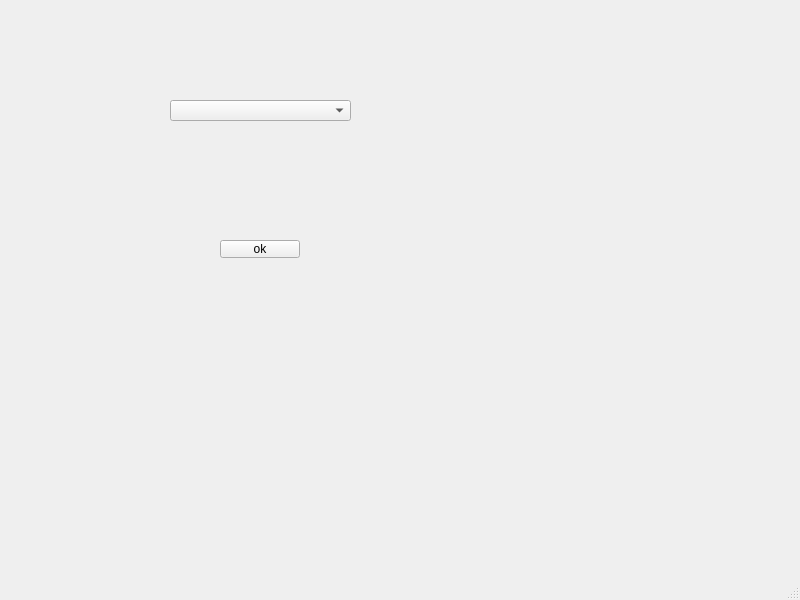
First picture: the form in GUI/CPU/mainwindow.ui, repository Jovany-20/CPU-Scheduler, before the edit.
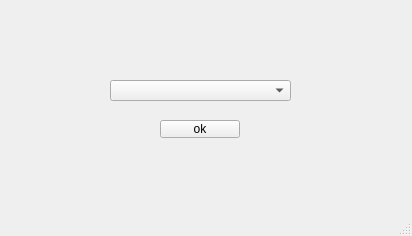
Second picture: the form after the edit.

```diff
--- a/GUI/CPU/mainwindow.ui
+++ b/GUI/CPU/mainwindow.ui
@@ -6,8 +6,8 @@
    <rect>
     <x>0</x>
     <y>0</y>
-    <width>800</width>
-    <height>600</height>
+    <width>412</width>
+    <height>236</height>
    </rect>
   </property>
   <property name="windowTitle">
@@ -17,8 +17,8 @@
    <widget class="QComboBox" name="comboBox">
     <property name="geometry">
      <rect>
-      <x>170</x>
-      <y>100</y>
+      <x>110</x>
+      <y>80</y>
       <width>181</width>
       <height>21</height>
      </rect>
@@ -27,8 +27,8 @@
    <widget class="QPushButton" name="pushButton">
     <property name="geometry">
      <rect>
-      <x>220</x>
-      <y>240</y>
+      <x>160</x>
+      <y>120</y>
       <width>80</width>
       <height>18</height>
      </rect>
```
Left out of the diff: 2 changed lines with no effect on the pictures.
